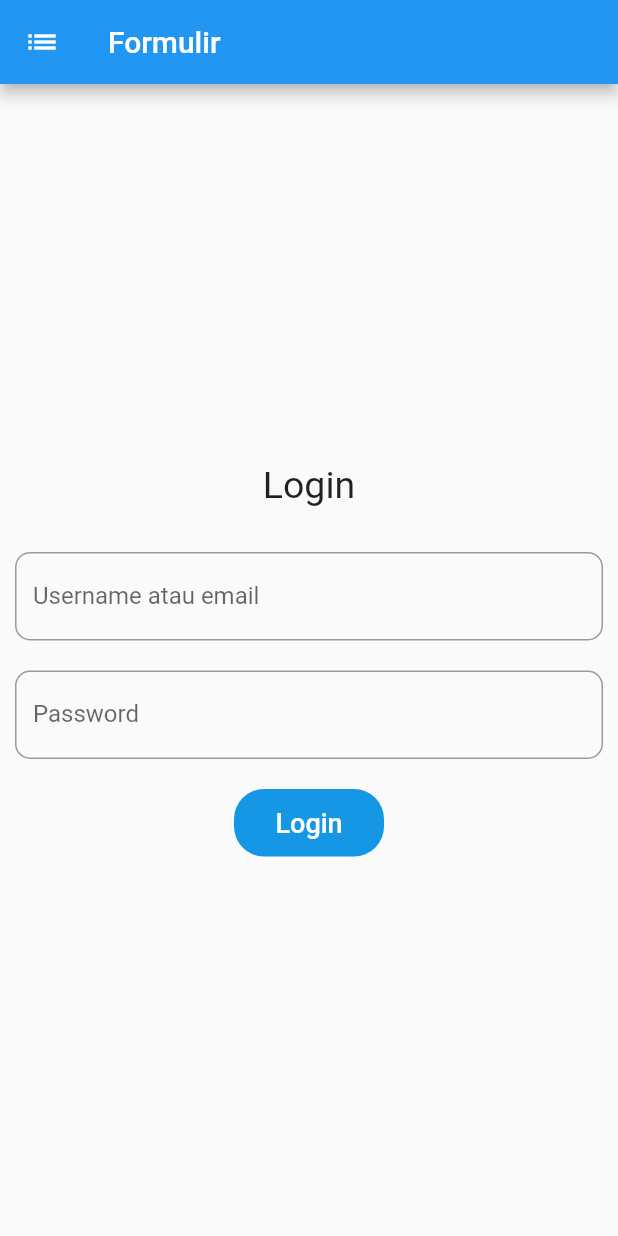
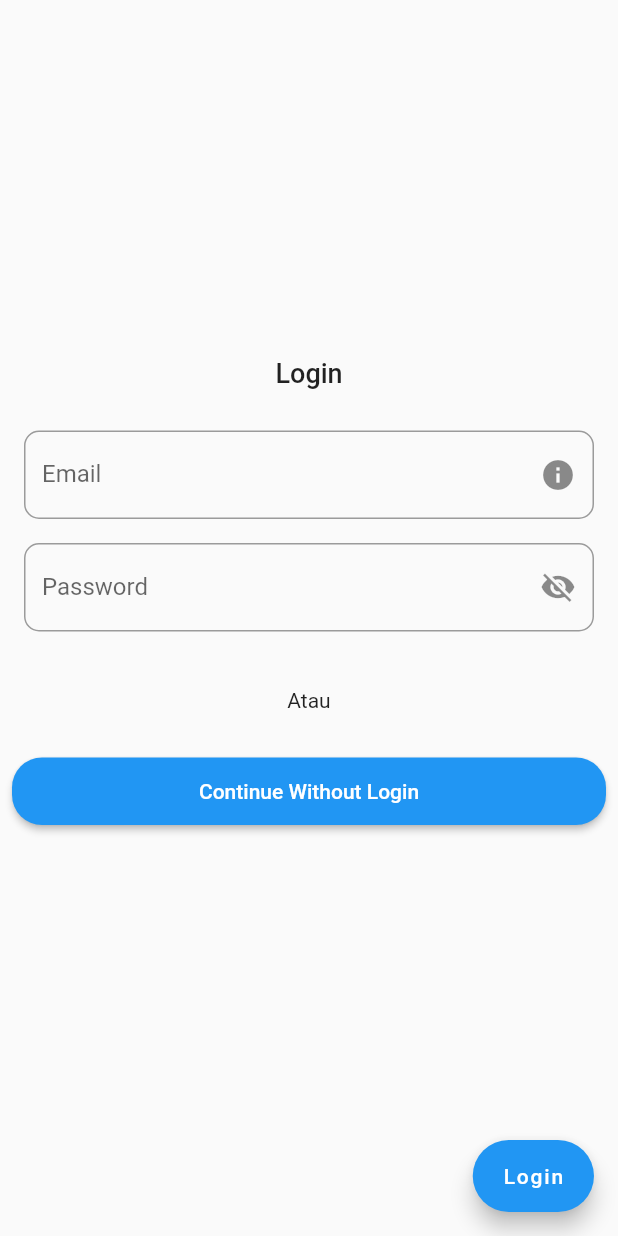
Before and after one commit to abdulazizpermana/flutter_msib_tugas7, a Flutter app: the LoginPage screen opened directly, on a phone screen of 412 x 824 dp. Run offline on Flutter 3.47's test engine with Material 2 defaults, Android fonts, the phone set to English and light mode, and no system bars; our stand-ins replace shared_preferences; accounts and stored records are empty; network calls fail; statements that could not run were skipped.

Commit message:
add fitur masuk tanpa login

```diff
--- /dev/null
+++ b/lib/common/app_route.dart
@@ -0,0 +1,17 @@
+import 'package:flutter/widgets.dart';
+import 'package:flutter_msib_tugas7/pages/home.dart';
+import 'package:flutter_msib_tugas7/pages/login.dart';
+
+class AppRoute {
+  static const String splashRoute = '/';
+  static const String loginRoute = '/login';
+  static const String homeRoute = '/home';
+  static final Map<String, WidgetBuilder> routes = <String, WidgetBuilder>{
+    loginRoute: (BuildContext context) {
+      return const LoginPage();
+    },
+    homeRoute: (BuildContext context) {
+      return const HomePage();
+    },
+  };
+}
--- a/lib/common/constant.dart
+++ b/lib/common/constant.dart
@@ -1,3 +1,6 @@
 class Constant {
   static const String baseUrl = "https://gits-msib.my.id/wp-json/";
+  static const String baseDomain = 'reqres.in';
+  static const String keyToken = 'reqres-key-token';
+  static const String trueEmail = 'eve.holt@reqres.in';
 }
--- a/lib/main.dart
+++ b/lib/main.dart
@@ -1,5 +1,6 @@
 import 'package:flutter/material.dart';
 import 'package:flutter_msib_tugas7/pages/home.dart';
+import 'package:flutter_msib_tugas7/pages/login.dart';
 
 void main() => runApp(const MyApp());
 
--- /dev/null
+++ b/lib/model/req_login.dart
@@ -0,0 +1,33 @@
+import 'dart:convert';
+
+class ReqResLogin {
+  String? token;
+  String? error;
+
+  ReqResLogin({
+    this.token = "",
+    this.error = "",
+  });
+
+  factory ReqResLogin.fromJson(String str) {
+    return ReqResLogin.fromMap(json.decode(str));
+  }
+
+  String toJson() {
+    return json.encode(toMap());
+  }
+
+  factory ReqResLogin.fromMap(Map<String, dynamic> json) {
+    return ReqResLogin(
+      token: json["token"],
+      error: json["error"],
+    );
+  }
+
+  Map<String, dynamic> toMap() {
+    return <String, dynamic>{
+      "token": token,
+      "error": error,
+    };
+  }
+}
--- a/lib/network/api_client.dart
+++ b/lib/network/api_client.dart
@@ -1,3 +1,6 @@
+import 'package:flutter_msib_tugas7/model/req_login.dart';
+import 'package:http/http.dart';
+
 import '../model/blog_data.dart';
 import '../model/search_post.dart';
 
@@ -35,3 +38,15 @@ class ApiClient {
     }
   }
 }
+
+class ApiClients {
+  static Future<ReqResLogin> getToken(
+      {required String email, required String password}) async {
+    Response _response = await post(
+      Uri.parse("https://gits-msib.my.id/wp-json/jwt-auth/v1/token"),
+      body: <String, String>{"username": email, "password": password},
+    );
+
+    return ReqResLogin.fromJson(_response.body);
+  }
+}
--- a/lib/pages/home.dart
+++ b/lib/pages/home.dart
@@ -1,4 +1,8 @@
 import 'package:flutter/material.dart';
+import 'package:flutter_msib_tugas7/common/app_route.dart';
+import 'package:flutter_msib_tugas7/common/constant.dart';
+import 'package:flutter_msib_tugas7/pages/login.dart';
+import 'package:shared_preferences/shared_preferences.dart';
 import '../network/api_client.dart';
 import '../pages/search_page.dart';
 
@@ -37,7 +41,14 @@ class _HomePageState extends State<HomePage> {
             icon: Icon(Icons.search),
           ),
           IconButton(
-            onPressed: () {},
+            onPressed: () {
+              Navigator.push(
+                context,
+                MaterialPageRoute(
+                  builder: (context) => LoginPage(),
+                ),
+              );
+            },
             icon: Icon(Icons.person),
           )
         ],
@@ -70,3 +81,13 @@ class _HomePageState extends State<HomePage> {
     setState(() {});
   }
 }
+
+Future<void> _signOut(BuildContext context) async {
+  SharedPreferences _preferences = await SharedPreferences.getInstance();
+  await _preferences.remove(Constant.keyToken);
+  Navigator.pushNamedAndRemoveUntil(
+    context,
+    AppRoute.loginRoute,
+    (Route route) => false,
+  );
+}
--- a/lib/pages/login.dart
+++ b/lib/pages/login.dart
@@ -1,82 +1,225 @@
+// ignore_for_file: unused_local_variable
+
 import 'package:flutter/material.dart';
+import 'package:flutter_msib_tugas7/common/app_route.dart';
+import 'package:flutter_msib_tugas7/common/constant.dart';
+import 'package:flutter_msib_tugas7/model/req_login.dart';
+import 'package:flutter_msib_tugas7/network/api_client.dart';
+import 'package:flutter_msib_tugas7/widget/text_field_login.dart';
+import 'package:shared_preferences/shared_preferences.dart';
 
-class LoginPage extends StatelessWidget {
+// class LoginPage extends StatelessWidget {
+//   @override
+//   Widget build(BuildContext context) {
+//     return Scaffold(
+//       appBar: AppBar(
+//         leading: Icon(Icons.list),
+//         title: Text("Formulir"),
+//         backgroundColor: Colors.blue,
+//       ),
+//       body: Column(
+//         mainAxisAlignment: MainAxisAlignment.center,
+//         children: [
+//           Container(
+//             child: Container(
+//               padding: EdgeInsets.all(10.0),
+//               child: Column(
+//                 children: <Widget>[
+//                   Text(
+//                     "Login",
+//                     style: TextStyle(
+//                       fontSize: 25,
+//                     ),
+//                   ),
+//                   SizedBox(
+//                     height: 30,
+//                   ),
+//                   TextField(
+//                     decoration: InputDecoration(
+//                       hintText: "Username",
+//                       labelText: "Username atau email",
+//                       border: OutlineInputBorder(
+//                         borderRadius: BorderRadius.circular(10.0),
+//                       ),
+//                     ),
+//                   ),
+//                   Padding(
+//                     padding: EdgeInsets.only(top: 20),
+//                   ),
+//                   TextField(
+//                     obscureText: true,
+//                     decoration: InputDecoration(
+//                       hintText: "Password",
+//                       labelText: "Password",
+//                       border: OutlineInputBorder(
+//                         borderRadius: BorderRadius.circular(10.0),
+//                       ),
+//                     ),
+//                   ),
+//                   Padding(
+//                     padding: EdgeInsets.only(top: 20),
+//                   ),
+//                   Container(
+//                     width: 100,
+//                     height: 45,
+//                     child: TextButton(
+//                       style: TextButton.styleFrom(
+//                         backgroundColor: Color(0xff1597E5),
+//                         shape: RoundedRectangleBorder(
+//                           borderRadius: BorderRadius.circular(20),
+//                         ),
+//                       ),
+//                       onPressed: () {},
+//                       child: Text(
+//                         "Login",
+//                         style: TextStyle(
+//                           color: Color(0xffffffff),
+//                           fontSize: 18,
+//                         ),
+//                       ),
+//                     ),
+//                   ),
+//                 ],
+//               ),
+//             ),
+//           ),
+//         ],
+//       ),
+//     );
+//   }
+// }
+class LoginPage extends StatefulWidget {
+  const LoginPage({Key? key}) : super(key: key);
+
+  @override
+  _LoginPageState createState() => _LoginPageState();
+}
+
+class _LoginPageState extends State<LoginPage> {
+  late TextEditingController _controllerEmail;
+  late TextEditingController _controllerPassword;
+  bool _showPassword = true;
+  bool _onSend = false;
+
+  @override
+  void initState() {
+    super.initState();
+    _controllerEmail = TextEditingController();
+    _controllerPassword = TextEditingController();
+  }
+
   @override
   Widget build(BuildContext context) {
     return Scaffold(
-      appBar: AppBar(
-        leading: Icon(Icons.list),
-        title: Text("Formulir"),
-        backgroundColor: Colors.blue,
+      body: SafeArea(
+        child: ListView(
+          physics: const NeverScrollableScrollPhysics(),
+          padding: const EdgeInsets.all(8.0),
+          children: _listTextInput(),
         ),
-      body: Column(
-        mainAxisAlignment: MainAxisAlignment.center,
-        children: [
-          Container(
-            child: Container(
-              padding: EdgeInsets.all(10.0),
-              child: Column(
-                children: <Widget>[
-                  Text(
-                    "Login",
+      ),
+      floatingActionButton: FloatingActionButton.extended(
+        onPressed: _onSend ? null : _sendLogin,
+        label: Text(_onSend ? 'loading...' : 'Login'),
+      ),
+    );
+  }
+
+  List<Widget> _listTextInput() {
+    return <Widget>[
+      SizedBox(
+        height: 230,
+      ),
+      Center(
+        child: Text(
+          'Login',
           style: TextStyle(
-                      fontSize: 25,
+            fontSize: 18,
+            fontWeight: FontWeight.w500,
+          ),
+        ),
+      ),
+      SizedBox(
+        height: 20,
+      ),
+      TextFieldLogin(
+        controller: _controllerEmail,
+        labelText: 'Email',
+        suffixIconData: Icons.info,
+        onPressedIcon: () {
+          _controllerEmail.text = Constant.trueEmail;
+        },
+        keyboardType: TextInputType.emailAddress,
+        enable: !_onSend,
+      ),
+      TextFieldLogin(
+        controller: _controllerPassword,
+        labelText: 'Password',
+        suffixIconData: _showPassword ? Icons.visibility_off : Icons.visibility,
+        onPressedIcon: () {
+          setState(() => _showPassword = !_showPassword);
+        },
+        keyboardType: TextInputType.visiblePassword,
+        obscureText: _showPassword,
+        enable: !_onSend,
+      ),
+      SizedBox(
+        height: 30,
+      ),
+      Center(
+        child: Text(
+          'Atau',
+          style: TextStyle(
+            fontSize: 14,
+          ),
         ),
       ),
       SizedBox(
         height: 30,
       ),
-                  TextField(
-                    decoration: InputDecoration(
-                      hintText: "Username",
-                      labelText: "Username atau email",
-                      border: OutlineInputBorder(
-                        borderRadius: BorderRadius.circular(10.0),
+      SizedBox(
+        width: MediaQuery.of(context).size.width,
+        height: 45.0,
+        child: ElevatedButton(
+          onPressed: () {
+            Navigator.pop(context);
+          },
+          style: ElevatedButton.styleFrom(
+            shape: RoundedRectangleBorder(
+              borderRadius: BorderRadius.circular(20.0),
+            ),
+          ),
+          child: Text(
+            "Continue Without Login",
           ),
         ),
       ),
-                  Padding(
-                    padding: EdgeInsets.only(top: 20),
+    ];
+  }
+
+  Future<void> _sendLogin() async {
+    setState(() => _onSend = true);
+    ReqResLogin _reqResLogin = await ApiClients.getToken(
+      email: _controllerEmail.text,
+      password: _controllerPassword.text,
+    );
+    if (_reqResLogin.token?.isNotEmpty ?? false) {
+      SharedPreferences _preferences = await SharedPreferences.getInstance();
+      await _preferences.setString(Constant.keyToken, _reqResLogin.token!);
+      Navigator.pushReplacementNamed(
+        context,
+        AppRoute.homeRoute,
+        arguments: _reqResLogin.token,
+      );
+    } else {
+      ScaffoldMessenger.of(context).showSnackBar(
+        SnackBar(
+          content: Text(
+            _reqResLogin.error ?? 'Oops! Something went wrong...',
           ),
-                  TextField(
-                    obscureText: true,
-                    decoration: InputDecoration(
-                      hintText: "Password",
-                      labelText: "Password",
-                      border: OutlineInputBorder(
-                        borderRadius: BorderRadius.circular(10.0),
-                      ),
-                    ),
-                  ),
-                  Padding(
-                    padding: EdgeInsets.only(top: 20),
-                  ),
-                  Container(
-                    width: 100,
-                    height: 45,
-                    child: TextButton(
-                      style: TextButton.styleFrom(
-                        backgroundColor: Color(0xff1597E5),
-                        shape: RoundedRectangleBorder(
-                          borderRadius: BorderRadius.circular(20),
-                        ),
-                      ),
-                      onPressed: () {},
-                      child: Text(
-                        "Login",
-                        style: TextStyle(
-                          color: Color(0xffffffff),
-                          fontSize: 18,
-                        ),
-                      ),
-                    ),
-                  ),
-                ],
-              ),
-            ),
-          ),
-        ],
         ),
       );
     }
+    setState(() => _onSend = false);
   }
+}
--- /dev/null
+++ b/lib/widget/text_field_login.dart
@@ -0,0 +1,47 @@
+import 'package:flutter/material.dart';
+
+class TextFieldLogin extends StatelessWidget {
+  final TextEditingController? controller;
+  final String labelText;
+  final IconData? suffixIconData;
+  final VoidCallback? onPressedIcon;
+  final TextInputType keyboardType;
+  final bool obscureText;
+  final bool enable;
+
+  const TextFieldLogin({
+    Key? key,
+    this.controller,
+    this.labelText = '',
+    this.suffixIconData,
+    this.onPressedIcon,
+    this.keyboardType = TextInputType.text,
+    this.obscureText = false,
+    this.enable = true,
+  }) : super(key: key);
+
+  @override
+  Widget build(BuildContext context) {
+    return Padding(
+      padding: const EdgeInsets.all(8.0),
+      child: TextField(
+        controller: controller,
+        decoration: InputDecoration(
+          labelText: labelText,
+          suffixIcon: suffixIconData != null
+              ? IconButton(
+                  icon: Icon(suffixIconData),
+                  onPressed: onPressedIcon,
+                )
+              : null,
+          border: OutlineInputBorder(
+            borderRadius: BorderRadius.circular(10.0),
+          ),
+        ),
+        keyboardType: keyboardType,
+        obscureText: obscureText,
+        enabled: enable,
+      ),
+    );
+  }
+}
--- a/pubspec.yaml
+++ b/pubspec.yaml
@@ -34,6 +34,7 @@ dependencies:
   # The following adds the Cupertino Icons font to your application.
   # Use with the CupertinoIcons class for iOS style icons.
   cupertino_icons: ^1.0.2
+  shared_preferences: ^2.0.8
 
 dev_dependencies:
   flutter_test:
```
Also changed, not shown: pubspec.lock. Lines whose indentation alone changed are shown as unchanged.
